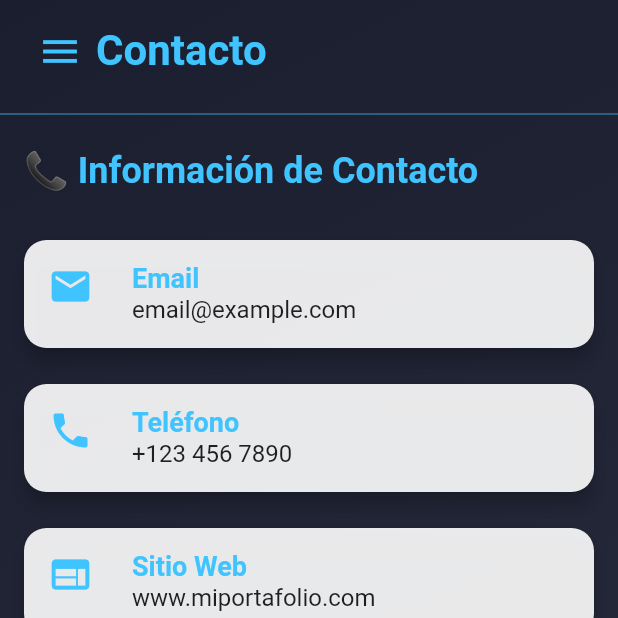
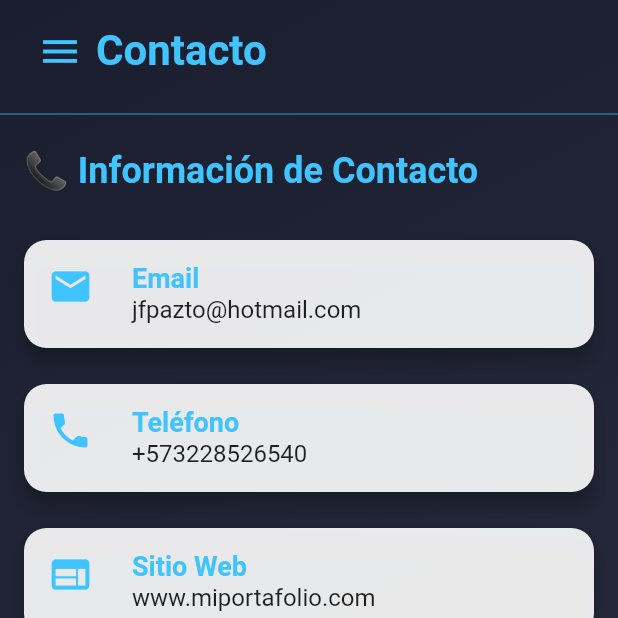
Before and after one commit to jfpazto/MyWebApp, a Flutter app: the ContactPage screen opened directly, on a phone screen of 412 x 824 dp, the top half of it. Run offline on Flutter 3.47's test engine with Material 2 defaults, Android fonts, the phone set to English and light mode, and no system bars; our stand-ins replace animated_text_kit.

Commit message:
Se ajustan datos

```diff
--- a/lib/pages/contact_page.dart
+++ b/lib/pages/contact_page.dart
@@ -57,8 +57,8 @@ class ContactPage extends StatelessWidget {
                               style: TextStyle(fontSize: 24, fontWeight: FontWeight.bold, color: Colors.lightBlueAccent),
                             ),
                             SizedBox(height: 20),
-                            _buildContactItem(Icons.email, 'Email', 'email@example.com'),
-                            _buildContactItem(Icons.phone, 'Teléfono', '+123 456 7890'),
+                            _buildContactItem(Icons.email, 'Email', 'jfpazto@hotmail.com'),
+                            _buildContactItem(Icons.phone, 'Teléfono', '+573228526540'),
                             _buildContactItem(Icons.web, 'Sitio Web', 'www.miportafolio.com'),
                           ],
                         ),
```
